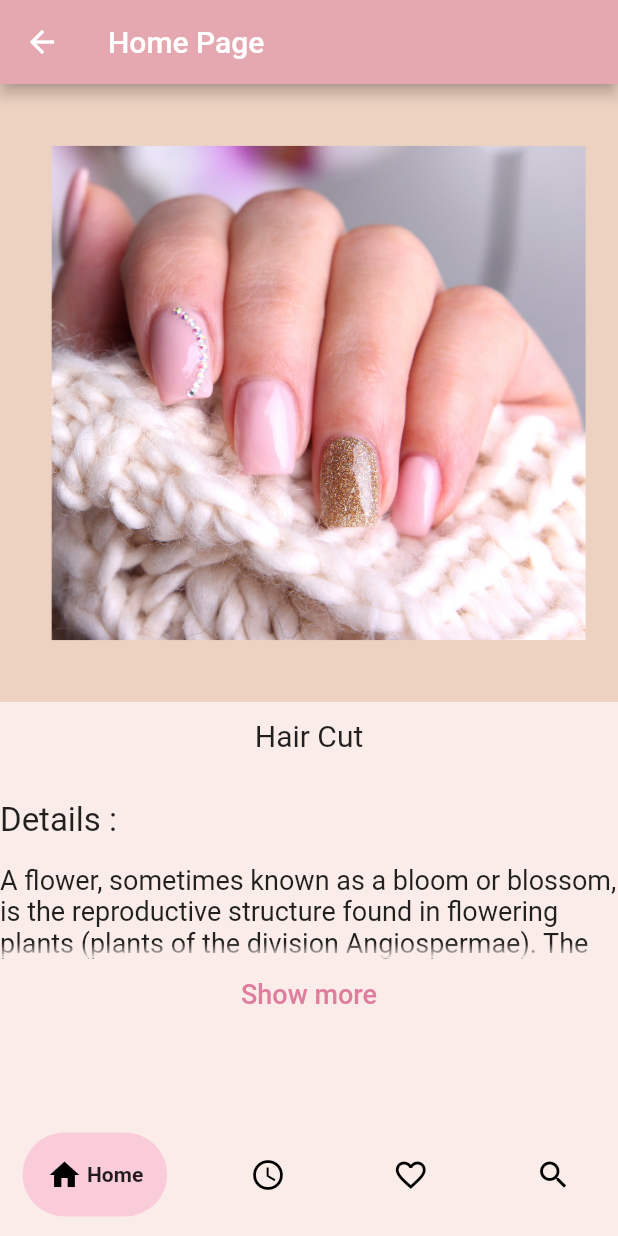
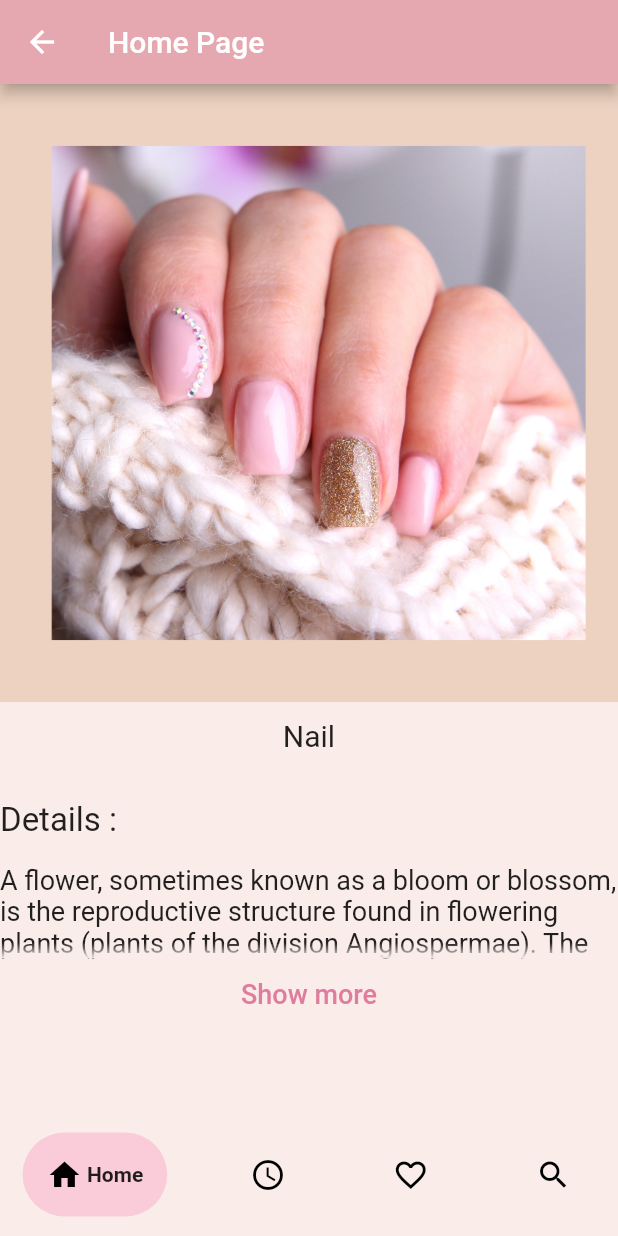
Before and after one commit to AlaaShaheen2/appointment_app, a Flutter app: the DetialsScreen screen opened directly with sample values from the repository, on a phone screen of 412 x 824 dp. Run offline on Flutter 3.47's test engine with Material 2 defaults, Android fonts, the phone set to English and light mode, and no system bars; drawn by our look-alikes of google_nav_bar; our stand-ins replace firebase_auth, firebase_core, flutter_svg, modal_progress_hud_nsn; missing offline and left inert: shrink_sidemenu; accounts and stored records are empty.

Commit message:
details screen update

```diff
--- a/lib/pages/details_screen.dart
+++ b/lib/pages/details_screen.dart
@@ -3,6 +3,7 @@ import '../classes/services_items.dart';
 import '../helper/bottom_navbar_home.dart';
 import '../widgets/constant.dart';
 
+// ignore: must_be_immutable
 class DetialsScreen extends StatefulWidget {
   Item? product;
   DetialsScreen({this.product});
@@ -28,7 +29,7 @@ class _DetialsScreenState extends State<DetialsScreen> {
               height: 11,
             ),
             Text(
-              "Hair Cut",
+              widget.product!.name,
               style: TextStyle(fontSize: 20),
             ),
             SizedBox(
```
